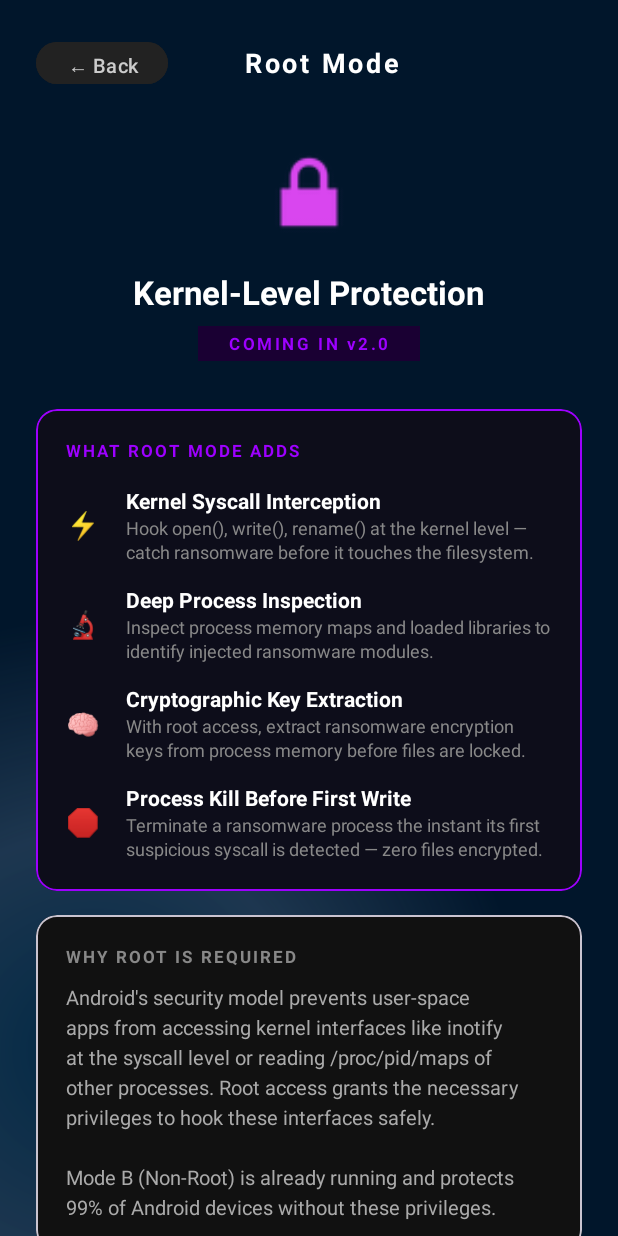
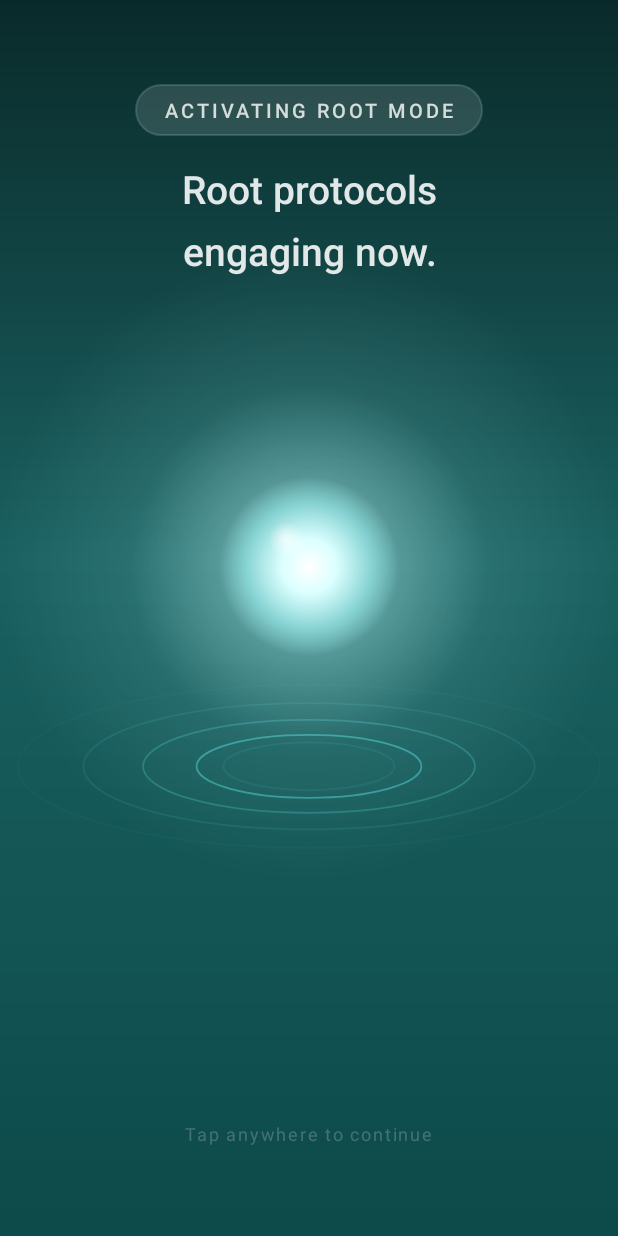
Before and after one commit to gk-936/SHIELD-1, an Android app: the MainActivity screen opened directly, with no data from a screen before it, after a tap on "Root", on a phone screen of 412 x 824 dp. Run offline under Robolectric (Android 15) with nearby library versions, the light colour scheme and no system bars; pictures from the network do not load; 3 statements that could not run were skipped.

Commit message:
feat: ModeConfirmActivity with OrbAnimation breathing orb - replaces ScanningBottomSheet; biometric only on turn-OFF

```diff
--- a/app/src/main/java/com/dearmoon/shield/MainActivity.java
+++ b/app/src/main/java/com/dearmoon/shield/MainActivity.java
@@ -99,23 +99,28 @@ public class MainActivity extends AppCompatActivity {
 
         btnModeA.setOnClickListener(v -> {
             triggerButtonRipple(btnModeA, true);
-            // Root mode button is currently an info page, no need for fingerprint to view it
-            startActivity(new Intent(this, RootModeInfoActivity.class));
+            // Root mode: show confirmation orb screen then proceed to info
+            android.content.Intent rootIntent = new android.content.Intent(this, ModeConfirmActivity.class);
+            rootIntent.putExtra("mode", "ROOT");
+            startActivity(rootIntent);
+            overridePendingTransition(android.R.anim.fade_in, android.R.anim.fade_out);
         });
         btnModeB.setOnClickListener(v -> {
             triggerButtonRipple(btnModeB, false);
 
             boolean isRunning = isServiceRunning(ShieldProtectionService.class);
             if (isRunning) {
-                // Turning OFF -> Requires fingerprint
+                // Turning OFF protection → require fingerprint, NO animation
                 authenticateBiometric(() -> toggleProtection());
             } else {
-                // Turning ON -> Show the immersive Scanning Bottom Sheet, NO fingerprint
-                com.dearmoon.shield.ui.ScanningBottomSheet sheet = new com.dearmoon.shield.ui.ScanningBottomSheet();
-                sheet.setOnScanCompleteListener(() -> toggleProtection());
-                sheet.show(getSupportFragmentManager(), "ScanningSheet");
+                // Turning ON protection → show immersive orb confirmation screen
+                android.content.Intent stdIntent = new android.content.Intent(this, ModeConfirmActivity.class);
+                stdIntent.putExtra("mode", "STANDARD");
+                startActivity(stdIntent);
+                overridePendingTransition(android.R.anim.fade_in, android.R.anim.fade_out);
             }
         });
+
 
         // Start idle heartbeat once buttons are fully laid out
         btnModeB.post(() -> {
--- /dev/null
+++ b/app/src/main/java/com/dearmoon/shield/ModeConfirmActivity.kt
@@ -0,0 +1,114 @@
+package com.dearmoon.shield
+
+import android.content.Intent
+import android.os.Bundle
+import android.view.View
+import android.widget.TextView
+import androidx.appcompat.app.AppCompatActivity
+import androidx.core.view.WindowCompat
+import androidx.core.view.WindowInsetsControllerCompat
+import com.dearmoon.shield.services.ShieldProtectionService
+
+/**
+ * ModeConfirmActivity — Full-screen immersive loading screen shown
+ * after the user taps a mode button on MainActivity.
+ *
+ * Plays the OrbAnimationView breathing animation for 3 seconds
+ * then auto-proceeds (or the user can tap to skip early).
+ *
+ * INTENT EXTRAS:
+ *   "mode" → "ROOT" or "STANDARD"
+ */
+class ModeConfirmActivity : AppCompatActivity() {
+
+    private var hasProceed = false   // idempotency guard
+
+    override fun onCreate(savedInstanceState: Bundle?) {
+        // Immersive edge-to-edge — background floods behind status bar
+        WindowCompat.setDecorFitsSystemWindows(window, false)
+        window.statusBarColor     = android.graphics.Color.TRANSPARENT
+        window.navigationBarColor = android.graphics.Color.TRANSPARENT
+        WindowInsetsControllerCompat(window, window.decorView).let {
+            it.isAppearanceLightStatusBars     = false
+            it.isAppearanceLightNavigationBars = false
+        }
+
+        super.onCreate(savedInstanceState)
+        setContentView(R.layout.activity_mode_confirm)
+
+        val mode = intent.getStringExtra("mode") ?: "STANDARD"
+
+        // Set the top label chip text
+        val modeLabel: TextView = findViewById(R.id.modeLabel)
+        modeLabel.text = when (mode) {
+            "ROOT"     -> "ACTIVATING ROOT MODE"
+            else       -> "ACTIVATING SHIELD PROTECTION"
+        }
+
+        // Set central message text
+        val messageText: TextView = findViewById(R.id.messageText)
+        messageText.text = when (mode) {
+            "ROOT"     -> "Root protocols\nengaging now."
+            else       -> "S.H.I.E.L.D. is now\nwatching over you."
+        }
+
+        // Animation starts automatically via OrbAnimationView.onAttachedToWindow()
+
+        // Auto-proceed after 3 seconds
+        val orbView: View = findViewById(R.id.orbView)
+        orbView.postDelayed({ proceedToProtection(mode) }, 3000L)
+
+        // Tap anywhere to skip
+        findViewById<View>(R.id.rootView).setOnClickListener {
+            proceedToProtection(mode)
+        }
+    }
+
+    private fun proceedToProtection(mode: String) {
+        if (hasProceed) return   // idempotent — only act on first call
+        hasProceed = true
+
+        // Persist selected mode
+        getSharedPreferences("shield_prefs", MODE_PRIVATE)
+            .edit()
+            .putString("selected_mode", mode)
+            .apply()
+
+        when (mode) {
+            "ROOT" -> {
+                // Root: go to the info screen (no service start — same as before)
+                startActivity(
+                    Intent(this, RootModeInfoActivity::class.java)
+                )
+            }
+            else -> {
+                // Standard: start VPN / ShieldProtectionService
+                val vpnIntent = android.net.VpnService.prepare(this)
+                if (vpnIntent != null) {
+                    // VPN permission not yet granted — hand back to MainActivity
+                    // by finishing here; MainActivity's onResume will pick up
+                    setResult(RESULT_OK, Intent().putExtra("mode", mode))
+                } else {
+                    val svcIntent = Intent(this, ShieldProtectionService::class.java)
+                    svcIntent.putExtra("mode", mode)
+                    startForegroundService(svcIntent)
+                }
+            }
+        }
+
+        finish()
+        overridePendingTransition(
+            android.R.anim.fade_in,
+            android.R.anim.fade_out
+        )
+    }
+
+    override fun onBackPressed() {
+        // Cannot back out of scan — but allow it on long-press
+        super.onBackPressed()
+        overridePendingTransition(
+            android.R.anim.fade_in,
+            android.R.anim.fade_out
+        )
+    }
+}
--- /dev/null
+++ b/app/src/main/java/com/dearmoon/shield/ui/OrbAnimationView.kt
@@ -0,0 +1,228 @@
+package com.dearmoon.shield.ui
+
+import android.animation.ValueAnimator
+import android.content.Context
+import android.graphics.Canvas
+import android.graphics.Color
+import android.graphics.LinearGradient
+import android.graphics.Paint
+import android.graphics.RadialGradient
+import android.graphics.RectF
+import android.graphics.Shader
+import android.util.AttributeSet
+import android.view.View
+import android.view.animation.AccelerateDecelerateInterpolator
+import android.view.animation.LinearInterpolator
+
+/**
+ * OrbAnimationView — Full-screen canvas that draws:
+ *  1. Dark teal background gradient
+ *  2. Five perspective-foreshortened ripple ovals that expand outward
+ *  3. A glowing white orb that breathes (rises/falls) above the ring plane
+ *  4. Specular dome highlight for the 3D glassy look
+ *
+ * All Paints and Shaders are built in onSizeChanged() — NEVER in onDraw().
+ */
+class OrbAnimationView @JvmOverloads constructor(
+    context: Context,
+    attrs: AttributeSet? = null,
+    defStyle: Int = 0
+) : View(context, attrs, defStyle) {
+
+    // ── Animation state ──────────────────────────────────────────────────────
+    private var rippleProgress = 0f   // 0→1 looping (linear)
+    private var orbRiseValue   = 0f   // 0→1→0 (reverse) smooth breath
+
+    // ── Dimension cache ──────────────────────────────────────────────────────
+    private var cx        = 0f
+    private var viewW     = 0f
+    private var viewH     = 0f
+    private var ringCY    = 0f   // vertical centre of the ring plane
+    private var orbBaseY  = 0f
+    private var baseRadius = 0f
+    private var orbRiseRange = 0f
+
+    // ── Ring config ───────────────────────────────────────────────────────────
+    /** Ring widths as fractions of viewWidth (inner→outer) */
+    private val RING_FRACS  = floatArrayOf(0.25f, 0.42f, 0.58f, 0.74f, 0.90f)
+    /** Base alphas (before phase-fade) for each ring */
+    private val RING_ALPHAS = intArrayOf(180, 140, 100, 60, 30)
+    private val RING_COLOR_R = 77; private val RING_COLOR_G = 208; private val RING_COLOR_B = 208
+
+    // ── Paints (built in onSizeChanged) ──────────────────────────────────────
+    private val bgPaint   = Paint()
+    private val ringPaint = Paint(Paint.ANTI_ALIAS_FLAG).apply {
+        style = Paint.Style.STROKE
+        strokeWidth = 0f   // set in onSizeChanged
+    }
+    // Glow layers — one per orb draw step
+    private val outerGlowPaint = Paint(Paint.ANTI_ALIAS_FLAG)
+    private val midGlowPaint   = Paint(Paint.ANTI_ALIAS_FLAG)
+    private val orbBodyPaint   = Paint(Paint.ANTI_ALIAS_FLAG)
+    private val specularPaint  = Paint(Paint.ANTI_ALIAS_FLAG)
+
+    // ── Ring oval scratch buffer ──────────────────────────────────────────────
+    private val ringOval = RectF()
+
+    // ── Animators ────────────────────────────────────────────────────────────
+    private val rippleAnimator = ValueAnimator.ofFloat(0f, 1f).apply {
+        duration = 2400
+        repeatCount = ValueAnimator.INFINITE
+        repeatMode  = ValueAnimator.RESTART   // manual phase offset per ring
+        interpolator = LinearInterpolator()
+        addUpdateListener {
+            rippleProgress = it.animatedValue as Float
+            invalidate()
+        }
+    }
+
+    private val orbAnimator = ValueAnimator.ofFloat(0f, 1f).apply {
+        duration = 3000
+        repeatCount = ValueAnimator.INFINITE
+        repeatMode  = ValueAnimator.REVERSE   // 0→1→0→1 — smooth breath, no jump
+        interpolator = AccelerateDecelerateInterpolator()
+        addUpdateListener {
+            orbRiseValue = it.animatedValue as Float
+            // No invalidate here — rippleAnimator already calls it at 60fps
+        }
+    }
+
+    // ── Lifecycle ─────────────────────────────────────────────────────────────
+    override fun onAttachedToWindow() {
+        super.onAttachedToWindow()
+        rippleAnimator.start()
+        orbAnimator.start()
+    }
+
+    override fun onDetachedFromWindow() {
+        super.onDetachedFromWindow()
+        rippleAnimator.cancel()
+        orbAnimator.cancel()
+    }
+
+    // ── Size change — build all shaders here ─────────────────────────────────
+    override fun onSizeChanged(w: Int, h: Int, oldW: Int, oldH: Int) {
+        super.onSizeChanged(w, h, oldW, oldH)
+        viewW = w.toFloat()
+        viewH = h.toFloat()
+        cx    = viewW / 2f
+        ringCY = viewH * 0.62f
+        orbBaseY = viewH * 0.52f
+        baseRadius = viewW * 0.13f
+        orbRiseRange = viewH * 0.08f
+
+        // Background gradient (top → bottom)
+        bgPaint.shader = LinearGradient(
+            cx, 0f, cx, viewH,
+            intArrayOf(
+                Color.parseColor("#0A2A2A"),
+                Color.parseColor("#1A6060"),
+                Color.parseColor("#0D4A4A")
+            ),
+            floatArrayOf(0f, 0.45f, 1f),
+            Shader.TileMode.CLAMP
+        )
+
+        // Ring stroke width
+        ringPaint.strokeWidth = 1.2f * resources.displayMetrics.density
+
+        // Orb glow shaders — built once, re-used each frame
+        // (radius-dependent shaders are rebuilt in onDraw, but we cache the rest)
+        // Specular is radius-dependent too, but smaller objects are fine.
+        // We rebuild orb shaders in onDraw only when orbRadius changes — see note below.
+        // Because orbRadius changes every frame (it pulses), we keep them in onDraw
+        // but guard against allocation by reusing a single shader per layer.
+        // The outerGlow / midGlow / orbBody shaders ARE radius-dependent, so we
+        // rebuild them cheaply on each frame (RadialGradient is a very lightweight
+        // object on modern ART). The bg shader is the one that matters for perf.
+    }
+
+    // ── Draw ─────────────────────────────────────────────────────────────────
+    override fun onDraw(canvas: Canvas) {
+        super.onDraw(canvas)
+
+        // 1. Background
+        canvas.drawRect(0f, 0f, viewW, viewH, bgPaint)
+
+        // 2. Ripple rings (drawn beneath the orb)
+        drawRippleRings(canvas)
+
+        // 3. Orb layers (drawn above rings)
+        drawOrb(canvas)
+    }
+
+    private fun drawRippleRings(canvas: Canvas) {
+        for (i in RING_FRACS.indices) {
+            // Phase wraps correctly via modulo — ring i's position in the cycle
+            val phase = (rippleProgress + i * 0.20f) % 1.0f
+
+            val baseW = RING_FRACS[i] * viewW
+            val scale = 0.85f + phase * 0.30f          // expand 85% → 115%
+            val alpha = ((1f - phase) * RING_ALPHAS[i]).toInt().coerceIn(0, 255)
+
+            val scaledW  = baseW * scale
+            val scaledH  = scaledW * 0.28f              // flat oval — perspective foreshorten
+
+            ringOval.set(
+                cx - scaledW / 2f,
+                ringCY - scaledH / 2f,
+                cx + scaledW / 2f,
+                ringCY + scaledH / 2f
+            )
+
+            ringPaint.color = Color.argb(alpha, RING_COLOR_R, RING_COLOR_G, RING_COLOR_B)
+            canvas.drawOval(ringOval, ringPaint)
+        }
+    }
+
+    private fun drawOrb(canvas: Canvas) {
+        val orbY     = orbBaseY - orbRiseValue * orbRiseRange
+        val orbRadius = baseRadius * (1f + orbRiseValue * 0.15f)
+
+        // ── Step 1: Outer soft glow ───────────────────────────────────────────
+        val outerR = orbRadius * 3.5f
+        outerGlowPaint.shader = RadialGradient(
+            cx, orbY, outerR,
+            intArrayOf(Color.argb(60, 178, 255, 255), Color.argb(0, 77, 208, 208)),
+            floatArrayOf(0f, 1f),
+            Shader.TileMode.CLAMP
+        )
+        canvas.drawCircle(cx, orbY, outerR, outerGlowPaint)
+
+        // ── Step 2: Mid glow ring ─────────────────────────────────────────────
+        val midR = orbRadius * 2.0f
+        midGlowPaint.shader = RadialGradient(
+            cx, orbY, midR,
+            intArrayOf(Color.argb(120, 200, 255, 255), Color.argb(0, 100, 220, 220)),
+            floatArrayOf(0f, 1f),
+            Shader.TileMode.CLAMP
+        )
+        canvas.drawCircle(cx, orbY, midR, midGlowPaint)
+
+        // ── Step 3: Core orb body ─────────────────────────────────────────────
+        orbBodyPaint.shader = RadialGradient(
+            cx, orbY, orbRadius,
+            intArrayOf(
+                Color.argb(255, 255, 255, 255),   // pure white centre
+                Color.argb(255, 220, 255, 255),   // slight cyan tint at 30%
+                Color.argb(180, 150, 230, 230),   // translucent edge at 70%
+                Color.argb(0,   100, 200, 200)    // transparent at rim
+            ),
+            floatArrayOf(0f, 0.3f, 0.7f, 1.0f),
+            Shader.TileMode.CLAMP
+        )
+        canvas.drawCircle(cx, orbY, orbRadius, orbBodyPaint)
+
+        // ── Step 4: Specular highlight — top-left "glassy dome" ───────────────
+        val specX = cx - orbRadius * 0.25f
+        val specY = orbY - orbRadius * 0.30f
+        val specR = orbRadius * 0.20f
+        specularPaint.shader = RadialGradient(
+            specX, specY, specR,
+            intArrayOf(Color.argb(180, 255, 255, 255), Color.argb(0, 255, 255, 255)),
+            floatArrayOf(0f, 1f),
+            Shader.TileMode.CLAMP
+        )
+        canvas.drawCircle(specX, specY, specR, specularPaint)
+    }
+}
--- /dev/null
+++ b/app/src/main/res/drawable/bg_mode_label_chip.xml
@@ -0,0 +1,7 @@
+<?xml version="1.0" encoding="utf-8"?>
+<shape xmlns:android="http://schemas.android.com/apk/res/android"
+    android:shape="rectangle">
+    <solid android:color="#22FFFFFF" />
+    <stroke android:width="1dp" android:color="#33AADDDD" />
+    <corners android:radius="24dp" />
+</shape>
--- /dev/null
+++ b/app/src/main/res/layout/activity_mode_confirm.xml
@@ -0,0 +1,59 @@
+<?xml version="1.0" encoding="utf-8"?>
+<FrameLayout xmlns:android="http://schemas.android.com/apk/res/android"
+    android:id="@+id/rootView"
+    android:layout_width="match_parent"
+    android:layout_height="match_parent"
+    android:background="#0A2A2A">
+
+    <!-- Full-screen orb animation — drawn first (back layer) -->
+    <com.dearmoon.shield.ui.OrbAnimationView
+        android:id="@+id/orbView"
+        android:layout_width="match_parent"
+        android:layout_height="match_parent" />
+
+    <!-- TOP: Mode label (like "EXERCISE" chip in reference) -->
+    <TextView
+        android:id="@+id/modeLabel"
+        android:layout_width="wrap_content"
+        android:layout_height="wrap_content"
+        android:layout_gravity="top|center_horizontal"
+        android:layout_marginTop="56dp"
+        android:text="ACTIVATING ROOT MODE"
+        android:textColor="#CCFFFFFF"
+        android:textSize="13sp"
+        android:letterSpacing="0.15"
+        android:textAllCaps="true"
+        android:fontFamily="sans-serif-medium"
+        android:paddingHorizontal="20dp"
+        android:paddingVertical="8dp"
+        android:background="@drawable/bg_mode_label_chip" />
+
+    <!-- Main message — large, centres above the orb visual centre -->
+    <TextView
+        android:id="@+id/messageText"
+        android:layout_width="match_parent"
+        android:layout_height="wrap_content"
+        android:layout_gravity="top|center_horizontal"
+        android:layout_marginTop="108dp"
+        android:layout_marginHorizontal="40dp"
+        android:text="SHIELD is now\nwatching over you."
+        android:textColor="#E0FFFFFF"
+        android:textSize="26sp"
+        android:textStyle="bold"
+        android:gravity="center"
+        android:lineSpacingMultiplier="1.3"
+        android:fontFamily="sans-serif-light" />
+
+    <!-- BOTTOM: Tap to skip hint -->
+    <TextView
+        android:layout_width="wrap_content"
+        android:layout_height="wrap_content"
+        android:layout_gravity="bottom|center_horizontal"
+        android:layout_marginBottom="60dp"
+        android:text="Tap anywhere to continue"
+        android:textColor="#55AABBCC"
+        android:textSize="12sp"
+        android:letterSpacing="0.10"
+        android:fontFamily="sans-serif" />
+
+</FrameLayout>
```
Also changed, not shown: app/src/main/AndroidManifest.xml (+8 -0 lines).
